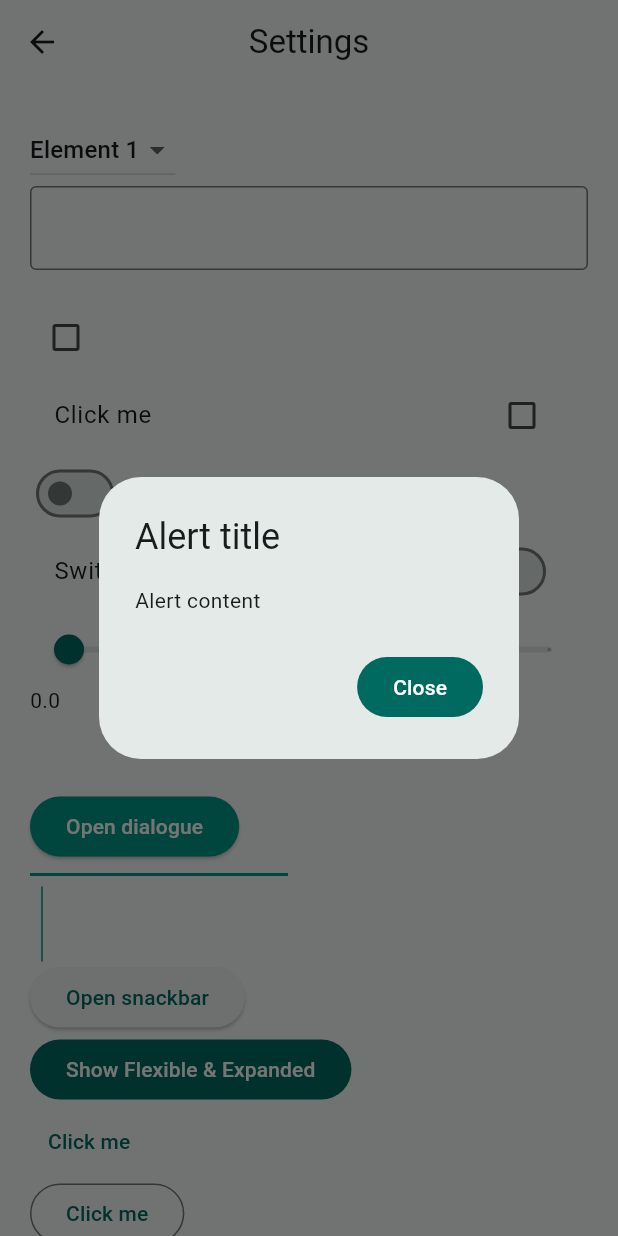
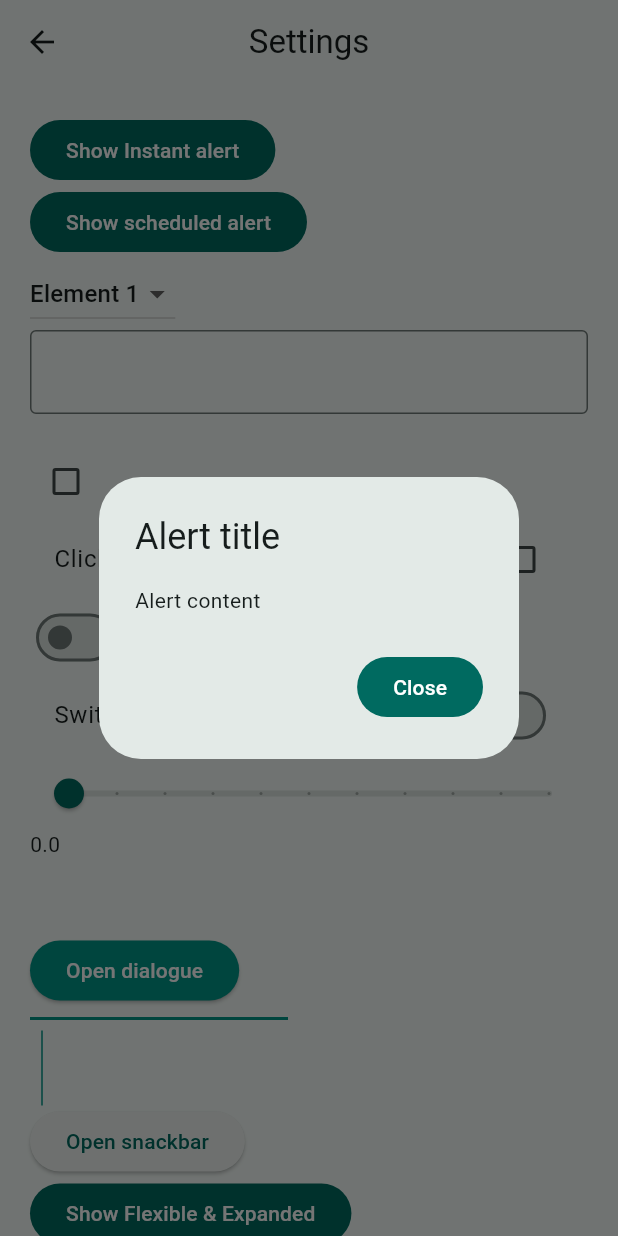
Before and after one commit to domieyegon/flutterapp, a Flutter app: the SettingsPage screen opened directly, after a tap on "Open dialogue", on a phone screen of 412 x 824 dp. Run offline on Flutter 3.47's test engine with Material 3 defaults, Android fonts, the phone set to English and light mode, and no system bars; our stand-ins replace flutter_local_notifications, lottie, shared_preferences, timezone; accounts and stored records are empty.

Commit message:
Added push notifications feature

```diff
--- a/lib/views/pages/settings_page.dart
+++ b/lib/views/pages/settings_page.dart
@@ -1,5 +1,8 @@
 import 'package:flutter/material.dart';
 import 'package:flutterapp/views/pages/expanded_flexible_page.dart';
+import 'package:flutter_local_notifications/flutter_local_notifications.dart';
+import 'package:timezone/data/latest.dart';
+import 'package:timezone/timezone.dart';
 
 class SettingsPage extends StatefulWidget {
   const SettingsPage({super.key, required this.title});
@@ -17,6 +20,90 @@ class _SettingsPageState extends State<SettingsPage> {
   double sliderValue = 0.0;
   String? menuItem = 'e1';
 
+  //https://www.fluttermapp.com/articles/local-notifications
+  final FlutterLocalNotificationsPlugin notificationsPlugin =
+      FlutterLocalNotificationsPlugin();
+
+  @override
+  void initState() {
+    init().then((_) {
+      showInstantNotification(id: 0, title: 'Hello', body: 'It works!');
+    });
+    super.initState();
+  }
+
+  Future<void> init() async {
+    initializeTimeZones();
+
+
+    // try {
+    //   final String currentTimeZone = await FlutterTimezone.getLocalTimezone();
+    //   setLocalLocation(getLocation(currentTimeZone));
+    // } catch {
+    //   setLocalLocation(getLocation('Africa/Nairobi'));
+    // }
+
+    setLocalLocation(getLocation('Africa/Nairobi'));
+
+    const androidSettings = AndroidInitializationSettings(
+      '@mipmap/launcher_icon',
+    );
+
+    const DarwinInitializationSettings iosSettings =
+        DarwinInitializationSettings();
+
+    const InitializationSettings initializationSettings =
+        InitializationSettings(android: androidSettings, iOS: iosSettings);
+
+    await notificationsPlugin.initialize(initializationSettings);
+  }
+
+  Future<void> showInstantNotification({
+    required int id,
+    required String title,
+    required String body,
+  }) async {
+    await notificationsPlugin.show(
+      id,
+      title,
+      body,
+      const NotificationDetails(
+        android: AndroidNotificationDetails(
+          'instant_notification_channel_id',
+          'Instant notifications',
+          channelDescription: 'Instant notifications channel',
+          importance: Importance.max,
+          priority: Priority.high,
+        ),
+        iOS: DarwinNotificationDetails(),
+      ),
+    );
+  }
+
+  Future<void> scheduleReminder({
+    required int id,
+    required String title,
+    required String body,
+}) async {
+    TZDateTime now = TZDateTime.now(local);
+    TZDateTime scheduledDate = now.add(Duration(seconds: 3));
+
+    await notificationsPlugin.zonedSchedule(id, title, body, scheduledDate,
+        const NotificationDetails(
+          android: AndroidNotificationDetails(
+              'daily_reminder_channel_id',
+              'Daily reminders',
+            channelDescription: 'Reminder to complete daily tasks',
+            importance: Importance.max,
+            priority: Priority.high,
+          ),
+          iOS: DarwinNotificationDetails(),
+        ),
+        androidScheduleMode: AndroidScheduleMode.inexactAllowWhileIdle,
+      matchDateTimeComponents: DateTimeComponents.dayOfWeekAndTime,
+    );
+  }
+
   @override
   Widget build(BuildContext context) {
     return Scaffold(
@@ -32,6 +119,26 @@ class _SettingsPageState extends State<SettingsPage> {
           child: Column(
             crossAxisAlignment: CrossAxisAlignment.start,
             children: [
+              FilledButton(
+                onPressed: () {
+                  showInstantNotification(
+                    id: 1,
+                    title: 'Instant notif',
+                    body: 'Hell! you there?',
+                  );
+                },
+                child: Text('Show Instant alert'),
+              ),
+              FilledButton(
+                onPressed: () {
+                  scheduleReminder(
+                    id: 1,
+                    title: 'Schedule notif',
+                    body: 'Hey! you there? has scheduled this',
+                  );
+                },
+                child: Text('Show scheduled alert'),
+              ),
               DropdownButton(
                 value: menuItem,
                 items: [
--- a/pubspec.yaml
+++ b/pubspec.yaml
@@ -38,6 +38,9 @@ dependencies:
   shared_preferences: ^2.5.3
   flutter_launcher_icons: ^0.14.4
   http: ^1.4.0
+  flutter_local_notifications: ^19.1.0
+  timezone: ^0.10.1
+
 
 dev_dependencies:
   flutter_test:
```
Also changed, not shown: pubspec.lock, 6 other files.
